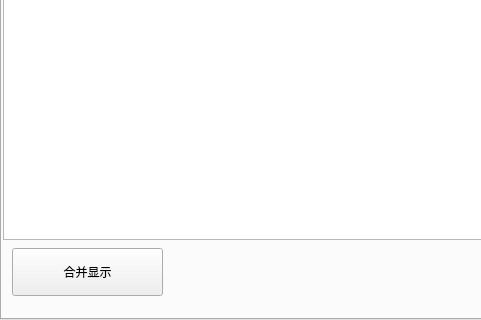
First picture: the form in alarmform.ui, repository Jade-yun/MachineTool, before the edit; both pictures show x 0 to 481 and y 261 to 581 of the 1024 by 581 pixel window.
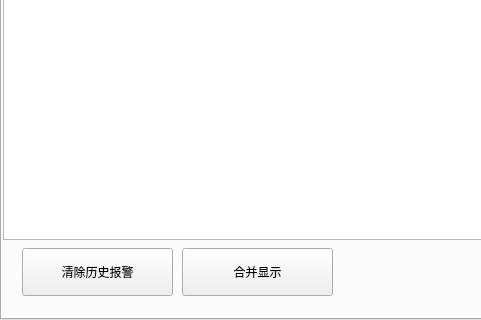
Second picture: the form after the edit. The open tabs and pages were chosen to show the change. Icons and pictures are not drawn.

What changed in the file:
```diff
--- a/alarmform.ui
+++ b/alarmform.ui
@@ -167,7 +167,7 @@
     <widget class="QPushButton" name="btnDelete_25">
      <property name="geometry">
       <rect>
-       <x>10</x>
+       <x>180</x>
        <y>480</y>
        <width>151</width>
        <height>48</height>
@@ -215,6 +215,53 @@
       </size>
      </property>
     </widget>
+    <widget class="QPushButton" name="btnClearAlarm">
+     <property name="geometry">
+      <rect>
+       <x>20</x>
+       <y>480</y>
+       <width>151</width>
+       <height>48</height>
+      </rect>
+     </property>
+     <property name="sizePolicy">
+      <sizepolicy hsizetype="Preferred" vsizetype="Preferred">
+       <horstretch>0</horstretch>
+       <verstretch>0</verstretch>
+      </sizepolicy>
+     </property>
+     <property name="minimumSize">
+      <size>
+       <width>151</width>
+       <height>48</height>
+      </size>
+     </property>
+     <property name="maximumSize">
+      <size>
+       <width>151</width>
+       <height>48</height>
+      </size>
+     </property>
+     <property name="font">
+      <font>
+       <family>SimSun</family>
+       <weight>50</weight>
+       <bold>false</bold>
+      </font>
+     </property>
+     <property name="styleSheet">
+      <string notr="true"/>
+     </property>
+     <property name="text">
+      <string>清除历史报警</string>
+     </property>
+     <property name="iconSize">
+      <size>
+       <width>25</width>
+       <height>50</height>
+      </size>
+     </property>
+    </widget>
    </widget>
    <widget class="QWidget" name="tabParameterLog">
     <attribute name="title">
```
Left out of the diff: 2 changed lines with no effect on the pictures.
